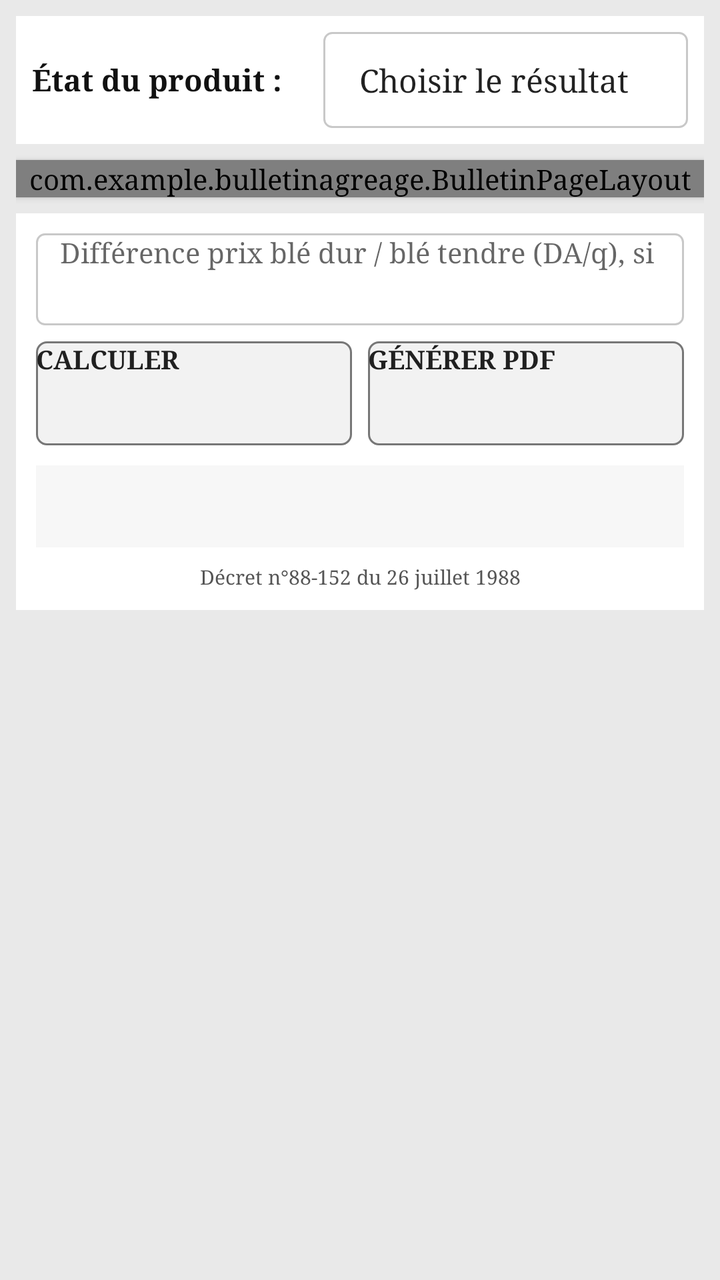
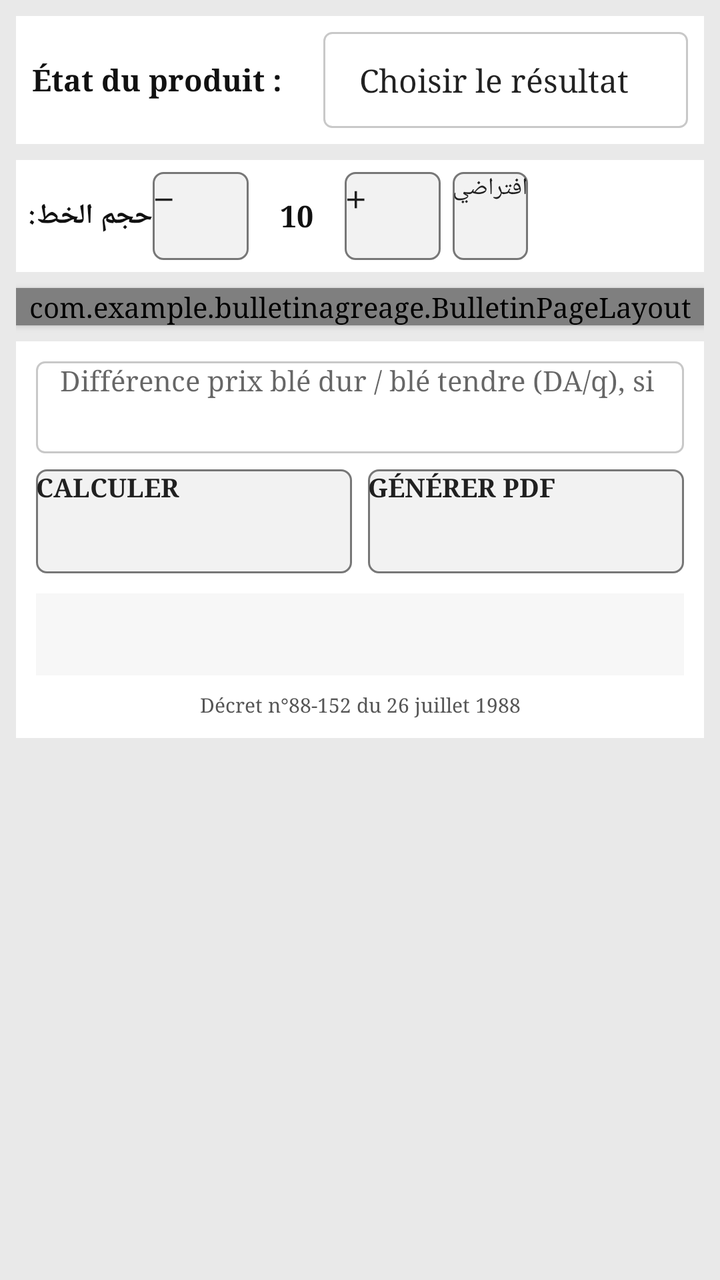

Before-and-after screenshots of an Android layout around one commit, followed by the original layout XML and the change that was made.
<!-- AndroidManifest.xml: application theme Theme.BulletinAgreage -->
<!-- res/layout/activity_main.xml -->
<?xml version="1.0" encoding="utf-8"?>
<ScrollView xmlns:android="http://schemas.android.com/apk/res/android"
    android:layout_width="match_parent" android:layout_height="match_parent"
    android:fillViewport="true" android:background="#E9E9E9">
    <LinearLayout android:layout_width="match_parent" android:layout_height="wrap_content"
        android:orientation="vertical" android:padding="8dp">
        <LinearLayout android:layout_width="match_parent" android:layout_height="wrap_content"
            android:orientation="horizontal" android:gravity="center_vertical"
            android:padding="8dp" android:layout_marginBottom="8dp"
            android:background="#FFFFFF">
            <TextView android:layout_width="0dp" android:layout_height="48dp"
                android:layout_weight="1" android:gravity="center_vertical"
                android:text="État du produit :" android:textStyle="bold"
                android:textSize="15sp" android:textColor="#111111"/>
            <Spinner android:id="@+id/statut" android:layout_width="0dp"
                android:layout_height="48dp" android:layout_weight="1.25"
                android:entries="@array/statut_options"
                android:background="@drawable/control_field"
                android:paddingStart="10dp" android:paddingEnd="10dp"/>
        </LinearLayout>
        <com.example.bulletinagreage.BulletinPageLayout
            android:id="@+id/bulletinPage" android:layout_width="match_parent"
            android:layout_height="wrap_content" android:elevation="2dp" />
        <LinearLayout android:layout_width="match_parent" android:layout_height="wrap_content"
            android:orientation="vertical" android:padding="10dp" android:layout_marginTop="8dp"
            android:background="#FFFFFF">
            <EditText android:id="@+id/differencePrix" android:layout_width="match_parent"
                android:layout_height="46dp" android:hint="Différence prix blé dur / blé tendre (DA/q), si nécessaire"
                android:inputType="numberDecimal" android:paddingStart="12dp" android:paddingEnd="12dp"
                android:textSize="14sp" android:background="@drawable/control_field" />
            <LinearLayout android:layout_width="match_parent" android:layout_height="52dp"
                android:orientation="horizontal" android:layout_marginTop="8dp">
                <Button android:id="@+id/calculer" android:layout_width="0dp" android:layout_height="match_parent"
                    android:layout_weight="1" android:text="CALCULER" android:textStyle="bold"
                    android:textSize="13sp" android:background="@drawable/control_button" />
                <Space android:layout_width="8dp" android:layout_height="1dp" />
                <Button android:id="@+id/genererPdf" android:layout_width="0dp" android:layout_height="match_parent"
                    android:layout_weight="1" android:text="GÉNÉRER PDF" android:textStyle="bold"
                    android:textSize="13sp" android:background="@drawable/control_button" />
            </LinearLayout>
            <TextView android:id="@+id/resultat" android:layout_width="match_parent"
                android:layout_height="wrap_content" android:layout_marginTop="10dp" android:padding="12dp"
                android:textSize="13sp" android:textColor="#111111" android:background="#F7F7F7" />
            <TextView android:layout_width="match_parent" android:layout_height="wrap_content"
                android:layout_marginTop="8dp" android:text="Décret n°88-152 du 26 juillet 1988"
                android:textSize="10sp" android:textColor="#555555" android:gravity="center" />
        </LinearLayout>
    </LinearLayout>
</ScrollView>
<!-- resources referenced by this layout -->
<resources>
  <string-array name="statut_options">
          <item>Choisir le résultat</item>
          <item>Accepté</item>
          <item>Refusé</item>
      </string-array>
  <!-- drawable control_button (drawable) -->
  <?xml version="1.0" encoding="utf-8"?>
  <selector xmlns:android="http://schemas.android.com/apk/res/android">
      <item android:state_pressed="true"><shape><solid android:color="#D5D5D5"/><stroke android:width="1dp" android:color="#555555"/><corners android:radius="5dp"/></shape></item>
      <item><shape><solid android:color="#F2F2F2"/><stroke android:width="1dp" android:color="#777777"/><corners android:radius="5dp"/></shape></item>
  </selector>
  <!-- drawable control_field (drawable) -->
  <?xml version="1.0" encoding="utf-8"?>
  <shape xmlns:android="http://schemas.android.com/apk/res/android">
      <solid android:color="#FFFFFF"/><stroke android:width="1dp" android:color="#C8C8C8"/>
      <corners android:radius="4dp"/><padding android:left="10dp" android:right="10dp"/>
  </shape>
  <style name="Theme.BulletinAgreage" parent="android:style/Theme.Material.Light.NoActionBar">
          <item name="android:fontFamily">serif</item>
          <item name="android:colorAccent">#222222</item>
          <item name="android:windowLightStatusBar">true</item>
          <item name="android:statusBarColor">#FFFFFF</item>
          <item name="android:navigationBarColor">#FFFFFF</item>
          <item name="android:windowBackground">#E9E9E9</item>
      </style>
</resources>

<!-- the commit's change to res/layout/activity_main.xml (unified diff, before → after) -->
@@ -17,6 +17,34 @@
                 android:entries="@array/statut_options"
                 android:background="@drawable/control_field"
                 android:paddingStart="10dp" android:paddingEnd="10dp"/>
+        </LinearLayout>
+        <LinearLayout
+            android:layout_width="match_parent" android:layout_height="wrap_content"
+            android:orientation="horizontal" android:gravity="center_vertical"
+            android:padding="6dp" android:layout_marginBottom="8dp"
+            android:background="#FFFFFF">
+            <TextView
+                android:layout_width="wrap_content" android:layout_height="44dp"
+                android:gravity="center_vertical"
+                android:text="حجم الخط:" android:textStyle="bold"
+                android:textSize="14sp" android:textColor="#111111"/>
+            <Button
+                android:id="@+id/fontMinus" android:layout_width="48dp" android:layout_height="44dp"
+                android:text="−" android:textSize="20sp"
+                android:background="@drawable/control_button"/>
+            <TextView
+                android:id="@+id/fontSizeValue" android:layout_width="48dp" android:layout_height="44dp"
+                android:gravity="center" android:text="10"
+                android:textStyle="bold" android:textSize="15sp" android:textColor="#111111"/>
+            <Button
+                android:id="@+id/fontPlus" android:layout_width="48dp" android:layout_height="44dp"
+                android:text="+" android:textSize="20sp"
+                android:background="@drawable/control_button"/>
+            <Button
+                android:id="@+id/fontReset" android:layout_width="wrap_content" android:layout_height="44dp"
+                android:layout_marginStart="6dp"
+                android:text="افتراضي" android:textSize="12sp"
+                android:background="@drawable/control_button"/>
         </LinearLayout>
         <com.example.bulletinagreage.BulletinPageLayout
             android:id="@+id/bulletinPage" android:layout_width="match_parent"
